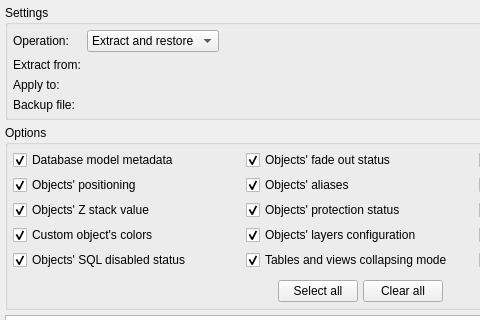
maniac787/pgmodeler, file libs/libgui/ui/tools/metadatahandlingwidget.ui: the form before one commit; both pictures show x 0 to 480 and y 0 to 320 of the 720 by 853 pixel window.
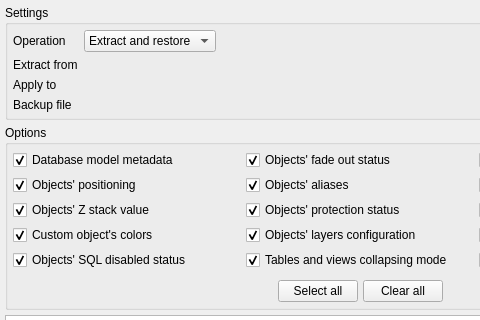
The form after the commit. Icons and pictures are not drawn.

Commit message:
Refactor UI layout: improve label consistency and widget organization
- Remove colons from form labels for cleaner appearance
- Restructure model validation widget connection options for better layout
- Add font configuration to metadata handling, model fix, and validation widgets
- Group connection/version combo boxes with buddy labels for better UX
- Fix indentation in customuistyle.h header file
- Apply GuiUtilsNs::configureBuddyWidgets for consistent label-widget pairing

The edit to the form file:
```diff
--- a/libs/libgui/ui/tools/metadatahandlingwidget.ui
+++ b/libs/libgui/ui/tools/metadatahandlingwidget.ui
@@ -66,7 +66,7 @@
       <item row="0" column="0">
        <widget class="QLabel" name="label_3">
         <property name="text">
-         <string>Operation:</string>
+         <string>Operation</string>
         </property>
        </widget>
       </item>
@@ -112,21 +112,21 @@
       <item row="1" column="0">
        <widget class="QLabel" name="extract_from_lbl">
         <property name="text">
-         <string>Extract from:</string>
+         <string>Extract from</string>
         </property>
        </widget>
       </item>
       <item row="2" column="0">
        <widget class="QLabel" name="apply_to_lbl">
         <property name="text">
-         <string>Apply to:</string>
+         <string>Apply to</string>
         </property>
        </widget>
       </item>
       <item row="3" column="0">
        <widget class="QLabel" name="backup_file_lbl">
         <property name="text">
-         <string>Backup file:</string>
+         <string>Backup file</string>
         </property>
        </widget>
       </item>
```
Left out of the diff: 2 changed lines with no effect on the pictures. The commit also changes 6 other files.
